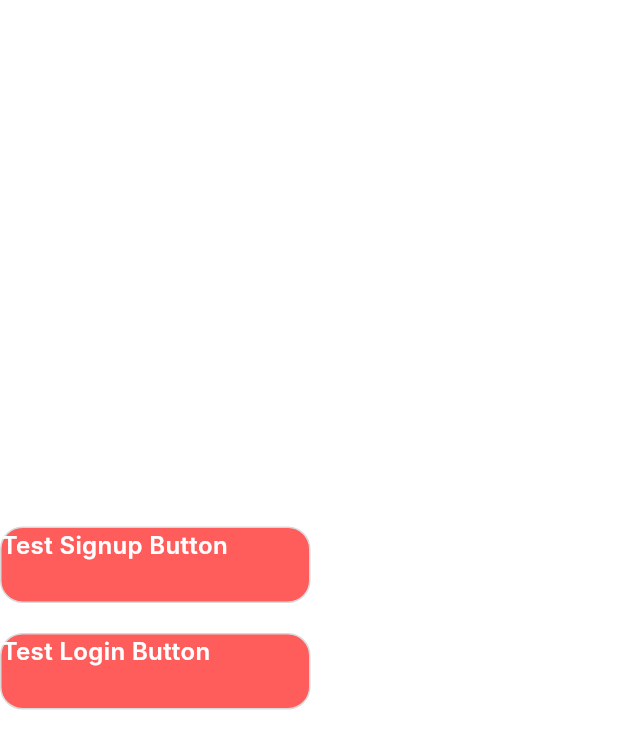
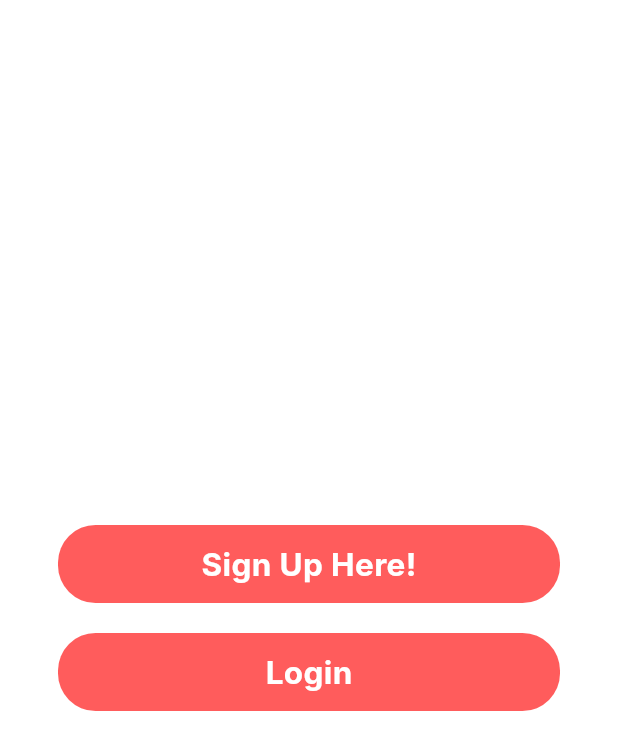
Before and after one commit to eUnity-Development/eUnity-app, a Flutter app: the screen it shows after launch, on a phone screen of 412 x 824 dp. Shown: the top 750 px of the screen. Run offline on Flutter 3.47's test engine with Material 3 defaults, Android fonts, the phone set to English and light mode, and no system bars; our stand-ins replace cookie_jar, dio, dio_cookie_manager, equatable, flutter_svg; Roboto replaces fonts that are missing (Inter); project files that could hold a hidden picture were left out.

Commit message:
Buttons match figma design

```diff
--- a/frontend/lib/views/ThrowawayLogin.dart
+++ b/frontend/lib/views/ThrowawayLogin.dart
@@ -50,44 +50,58 @@ class _ThrowawayLoginState extends State<ThrowawayLogin> {
       body: Column(
         mainAxisAlignment: MainAxisAlignment.center,
         children: [
-          GestureDetector(
+          Center(
+            child: GestureDetector(
               child: Container(
                   decoration: BoxDecoration(
-                    borderRadius: BorderRadius.circular(15),
-                    border:
-                        Border.all(width: 1, color: DesignVariables.greyLines),
-                    color: DesignVariables.primaryRed),
-                height: 51,
-                width: 207,
-                child: Text(
-                  "Test Signup Button",
+                    borderRadius: BorderRadius.circular(25),
+                    color: DesignVariables.primaryRed
+                  ),
+
+                  height: 52,
+                  width: 334.67,
+
+                  child: Center(
+                    child: Text (
+                      "Sign Up Here!",
                       style: TextStyle(
                           color: Colors.white,
-                      fontSize: 16,
-                      fontWeight: FontWeight.w600),
-                )),
+                          fontSize: 21,
+                          fontWeight: FontWeight.w700
+                        ),
+                    )
+                  )
+              ),
               onTap: testSignup,
+            ),
           ),
           SizedBox(
             height: 20,
           ),
-          GestureDetector(
+          Center(
+            child: GestureDetector(
               child: Container(
                   decoration: BoxDecoration(
-                    borderRadius: BorderRadius.circular(15),
-                    border:
-                        Border.all(width: 1, color: DesignVariables.greyLines),
-                    color: DesignVariables.primaryRed),
-                height: 51,
-                width: 207,
-                child: Text(
-                  "Test Login Button",
+                    borderRadius: BorderRadius.circular(25),
+                    color: DesignVariables.primaryRed
+                  ),
+
+                  height: 52,
+                  width: 334.67,
+
+                  child: Center(
+                    child: Text (
+                      "Login",
                       style: TextStyle(
                           color: Colors.white,
-                      fontSize: 16,
-                      fontWeight: FontWeight.w600),
-                )),
+                          fontSize: 21,
+                          fontWeight: FontWeight.w700
+                        ),
+                    )
+                  )
+              ),
               onTap: testLogin,
+            ),
           ),
         ],
       ),
```
Lines whose indentation alone changed are shown as unchanged.
